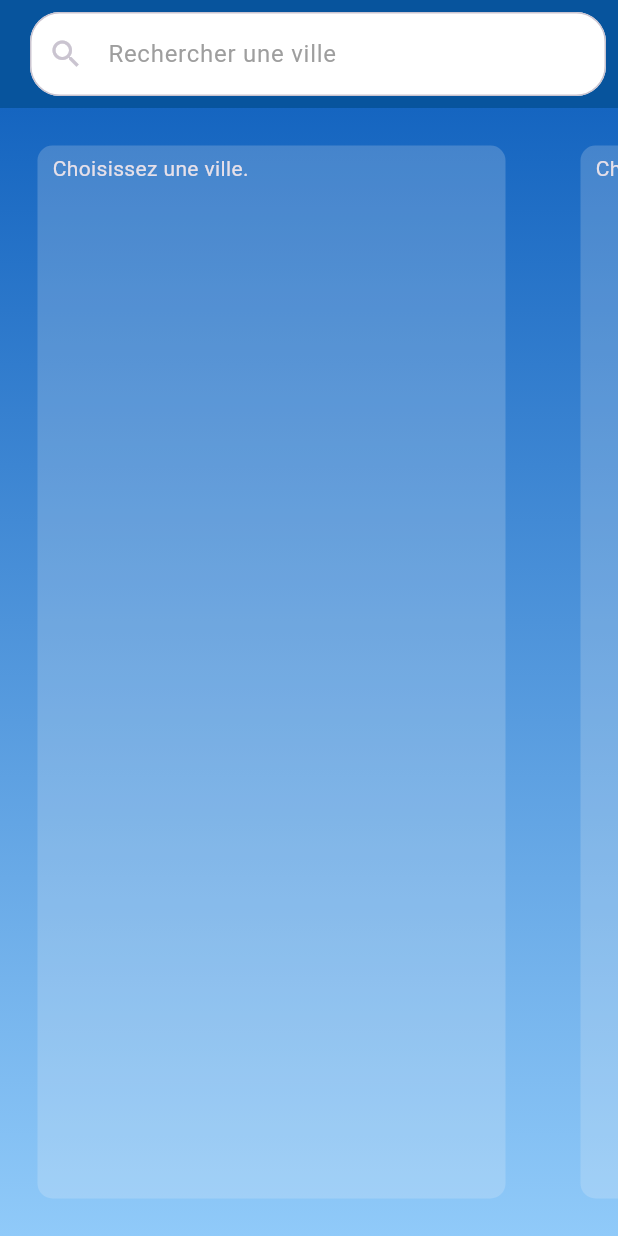
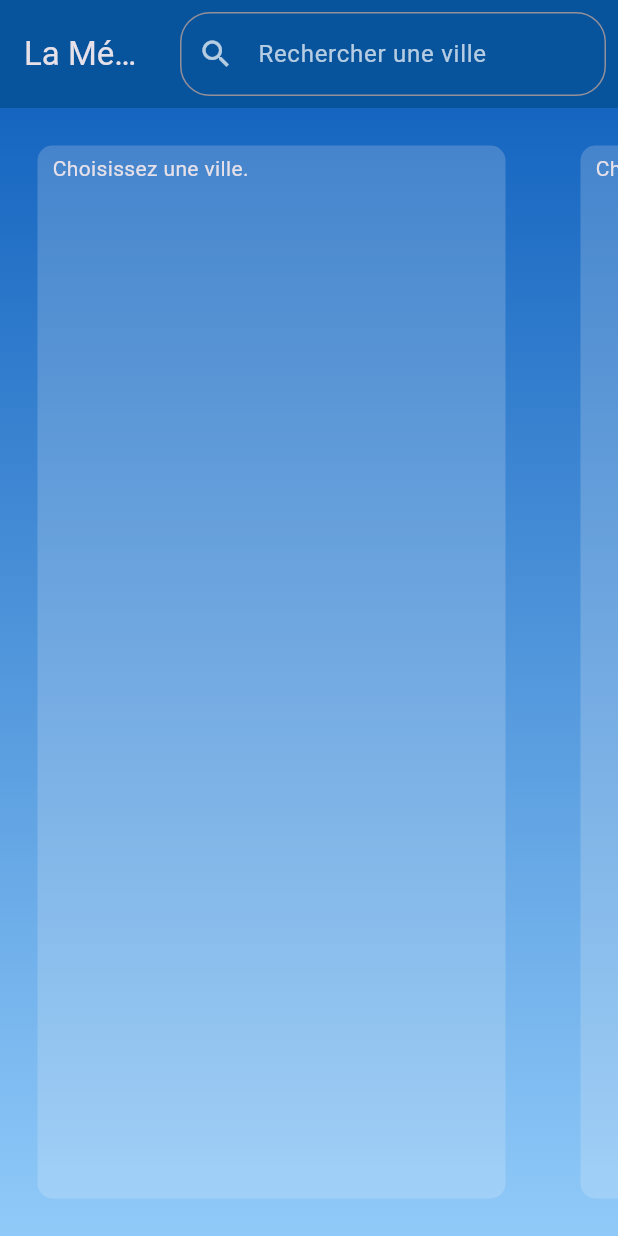
Before and after one commit to Lescolopendre/dashboard-meteo, a Flutter app: the screen it shows after launch, on a phone screen of 412 x 824 dp. Run offline on Flutter 3.47's test engine with Material 3 defaults, Android fonts, the phone set to English and light mode, and no system bars; our stand-ins replace fl_chart, flutter_map, latlong2, weather_icons.

Commit message:
update barre de recherche (#23)

```diff
--- a/lib/screens/home_page.dart
+++ b/lib/screens/home_page.dart
@@ -1,4 +1,5 @@
 import 'package:flutter/material.dart';
+import 'package:flutter/widgets.dart';
 import 'package:weather_icons/weather_icons.dart';
 import 'dart:convert';
 import '../models/villes.dart';
@@ -104,16 +105,17 @@ class HomePageState extends State<HomePage> {
         title: Text("La Météo"),
         actions: [
           SizedBox(
-            width: 400.0,
+            width: 300.0,
             child: Padding(
               padding: EdgeInsets.all(8),
               child: Column(
                 children: <Widget>[
                   CitySearch(callback: callback, villes: allVilles),
                 ],
+
               ),
             ),
-          )
+          ),
         ],
         backgroundColor: Color(0xFF07549D),
       ),
--- a/lib/widgets/city_search.dart
+++ b/lib/widgets/city_search.dart
@@ -26,17 +26,15 @@ class CitySearch extends StatelessWidget {
           FocusNode focusNode,
           VoidCallback onFieldSubmitted) {
         return TextFormField(
-          style: TextStyle(color: Colors.black),
+          style: TextStyle(color: Colors.white),
           controller: textEditingController,
           decoration: InputDecoration(
-            filled: true,
-            fillColor: Colors.white,//Color(0xFF1A1423),
-            prefixIcon: Icon(Icons.search),
+            prefixIcon: Icon(Icons.search,color: Colors.white70),
             hintText: 'Rechercher une ville',
-            hintStyle: TextStyle(color: Colors.grey),
+            hintStyle: TextStyle(color: Colors.white70),
             border: OutlineInputBorder(
               borderRadius: BorderRadius.circular(20),
-              borderSide: BorderSide(color: Colors.blue.shade100),
+              borderSide: BorderSide(color: Colors.white60),
             ),
           ),
           focusNode: focusNode,
```
